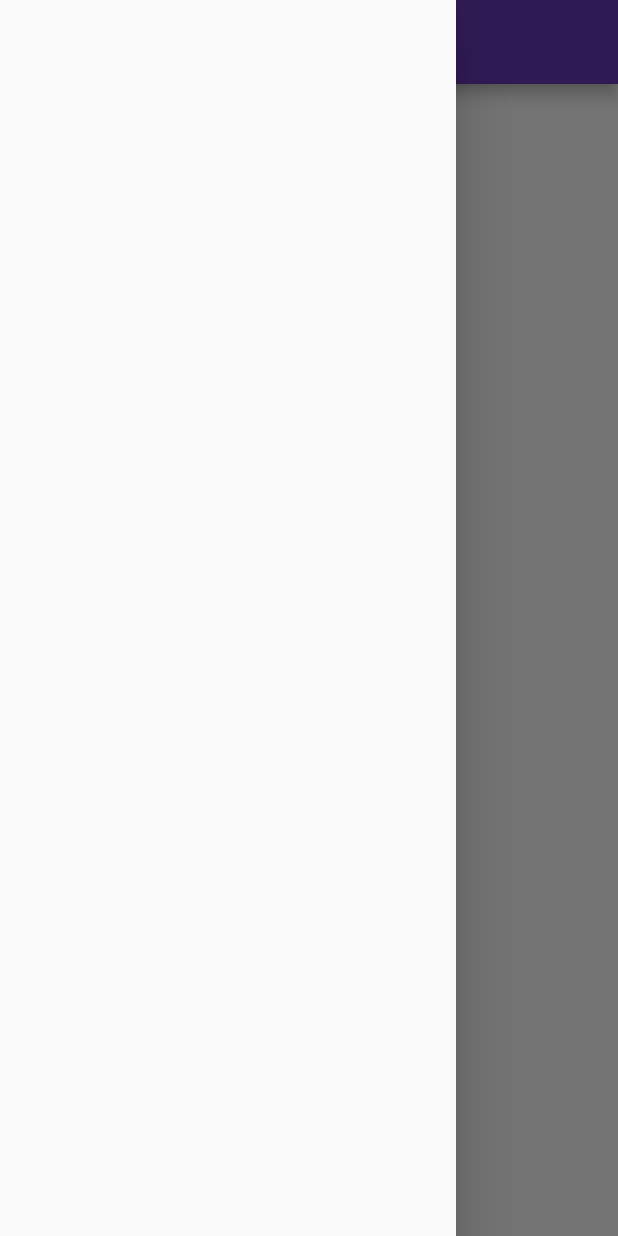
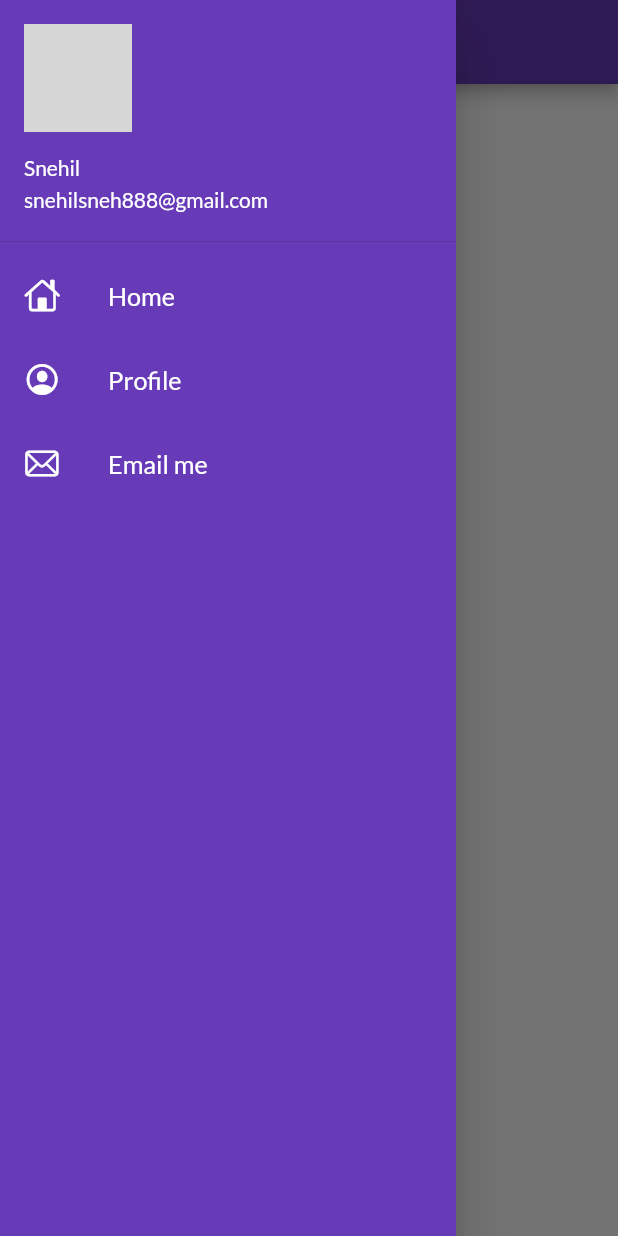
Before and after one commit to shinigamirex888/Flutter_App, a Flutter app: the Homepage screen opened by its route, with the side drawer open, on a phone screen of 412 x 824 dp. Run offline on Flutter 3.47's test engine with Material 2 defaults, Android fonts, the phone set to English and light mode, and no system bars; our stand-ins replace google_fonts; network calls fail; grey boxes are pictures that could not be loaded.

Commit message:
implemented drawer

```diff
--- a/lib/Screens/homepage.dart
+++ b/lib/Screens/homepage.dart
@@ -1,4 +1,5 @@
 import 'package:flutter/material.dart';
+import 'package:flutter_application_1/widgets/drawer.dart';
 
 class Homepage extends StatelessWidget {
   @override
@@ -12,7 +13,7 @@ class Homepage extends StatelessWidget {
           child: Text("Hello Snehil!!"),
         ),
       ),
-      drawer: Drawer(),
+      drawer: MyDrawer(),
     );
   }
 }
--- a/lib/main.dart
+++ b/lib/main.dart
@@ -15,7 +15,7 @@ class MyApp extends StatelessWidget {
     //$days where days =int 30 ,num for int,double,or use var.. khatam, const for constant
     return MaterialApp(
       themeMode: ThemeMode.light,           // thememode to use darkmode
-     // debugShowCheckedModeBanner: false,
+      debugShowCheckedModeBanner: false,
       theme: ThemeData(                     // simple theme to use light mode
         primarySwatch: Colors.deepPurple,
         fontFamily: GoogleFonts.lato().fontFamily,
--- /dev/null
+++ b/lib/widgets/drawer.dart
@@ -0,0 +1,73 @@
+import 'dart:ui';
+
+import 'package:flutter/cupertino.dart';
+import 'package:flutter/material.dart';
+
+class MyDrawer extends StatelessWidget {
+  @override
+  Widget build(BuildContext context) {
+
+    final imageUrl="https://scontent.fpat1-1.fna.fbcdn.net/v/t1.6435-9/83551549_1489220457908410_8512862516269809664_n.jpg?_nc_cat=105&ccb=1-3&_nc_sid=09cbfe&_nc_ohc=R2jxC05JJLMAX-eN5du&_nc_ht=scontent.fpat1-1.fna&oh=b1795402012923c574738c8d73a5666c&oe=60B14D0D" ;
+
+    return Drawer(
+      child: Container(
+        color: Colors.deepPurple,
+        child: ListView(
+          padding: EdgeInsets.zero,
+          children: [
+            DrawerHeader(
+              padding: EdgeInsets.zero,
+              child: UserAccountsDrawerHeader(
+                margin: EdgeInsets.zero,
+                accountName: Text("Snehil"),
+                accountEmail: Text("snehilsneh888@gmail.com"),
+                currentAccountPicture: CircleAvatar(
+                  backgroundImage: NetworkImage(imageUrl),
+                ),
+                )
+                ),
+            ListTile(
+              leading: Icon(
+                CupertinoIcons.home,
+                color: Colors.white,
+              ),
+              title: Text(
+                "Home",
+                textScaleFactor: 1.2,
+                style: TextStyle(
+                color: Colors.white
+              ),
+              ),
+            ),
+            ListTile(
+              leading: Icon(
+                CupertinoIcons.profile_circled,
+                color: Colors.white,
+              ),
+              title: Text(
+                "Profile",
+                textScaleFactor: 1.2,
+                style: TextStyle(
+                color: Colors.white
+              ),
+              ),
+            ),
+            ListTile(
+              leading: Icon(
+                CupertinoIcons.mail,
+                color: Colors.white,
+              ),
+              title: Text(
+                "Email me",
+                textScaleFactor: 1.2,
+                style: TextStyle(
+                color: Colors.white
+              ),
+              ),
+            ),
+          ],
+        ),
+      ),
+    );
+  }
+}
```
